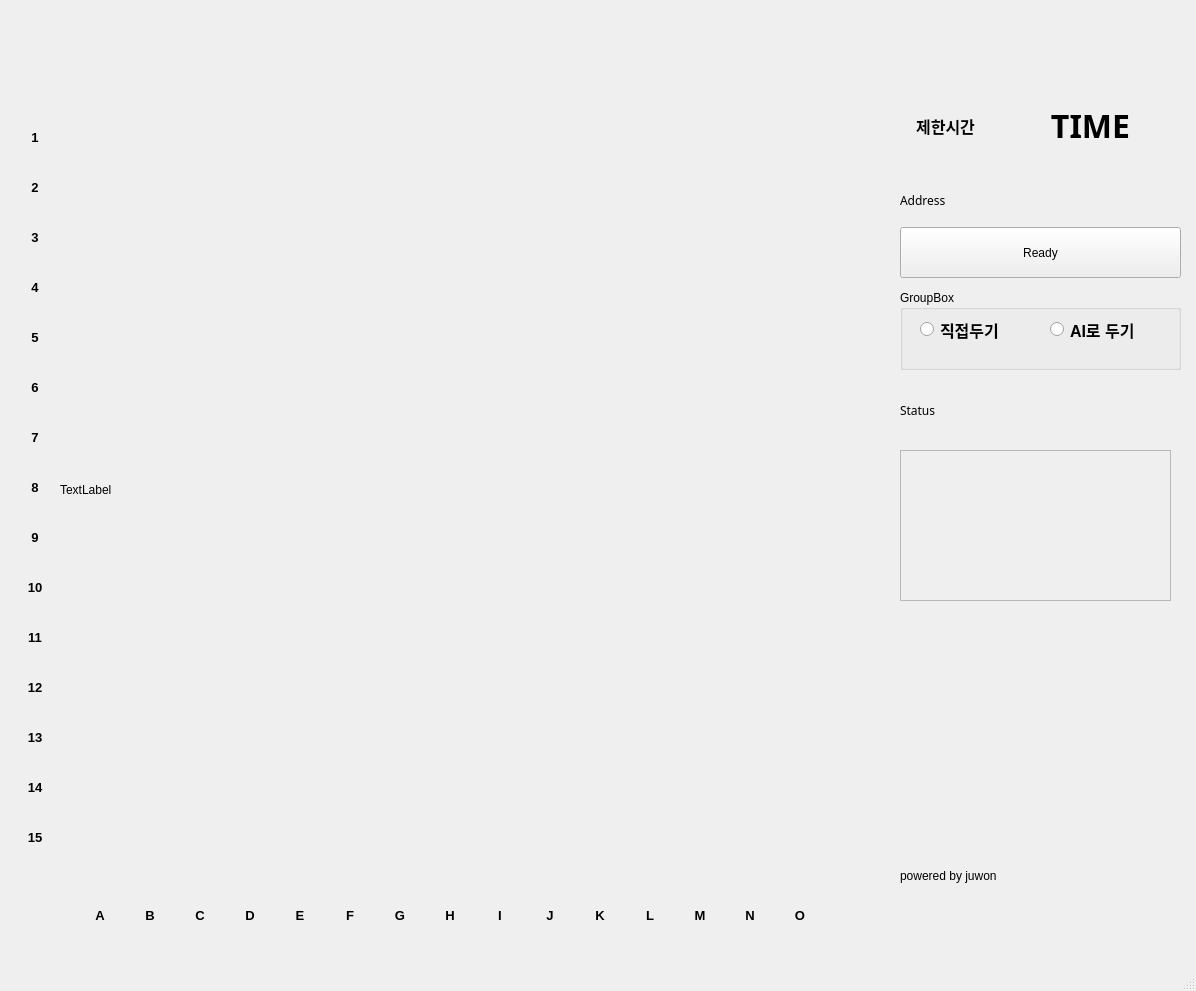
The window that gameWindow.ui (jujuwon/jumok) describes before a commit, drawn with Qt 5.
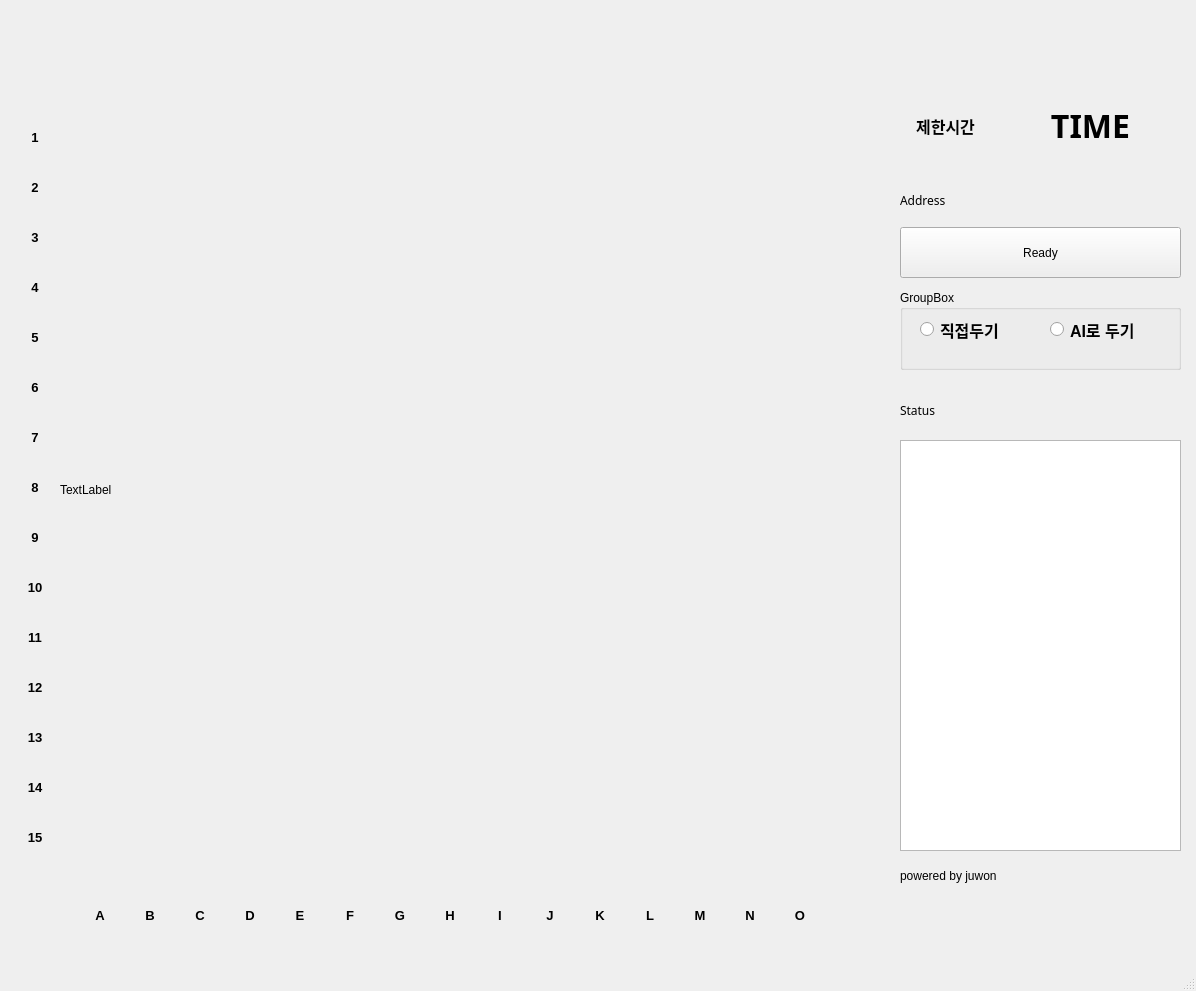
The same window after the commit.

```diff
--- a/gameWindow.ui
+++ b/gameWindow.ui
@@ -6150,48 +6150,15 @@
      </property>
     </widget>
    </widget>
-   <widget class="QScrollArea" name="logScroll">
+   <widget class="QTextBrowser" name="logLabel">
     <property name="geometry">
      <rect>
       <x>900</x>
-      <y>450</y>
-      <width>271</width>
-      <height>151</height>
+      <y>440</y>
+      <width>281</width>
+      <height>411</height>
      </rect>
     </property>
-    <property name="widgetResizable">
-     <bool>true</bool>
-    </property>
-    <widget class="QWidget" name="scrollAreaWidgetContents">
-     <property name="geometry">
-      <rect>
-       <x>0</x>
-       <y>0</y>
-       <width>269</width>
-       <height>149</height>
-      </rect>
-     </property>
-     <widget class="QLabel" name="logLabel">
-      <property name="geometry">
-       <rect>
-        <x>13</x>
-        <y>14</y>
-        <width>241</width>
-        <height>121</height>
-       </rect>
-      </property>
-      <property name="font">
-       <font>
-        <pointsize>10</pointsize>
-        <weight>75</weight>
-        <bold>true</bold>
-       </font>
-      </property>
-      <property name="text">
-       <string/>
-      </property>
-     </widget>
-    </widget>
    </widget>
   </widget>
   <widget class="QMenuBar" name="menubar">
```
